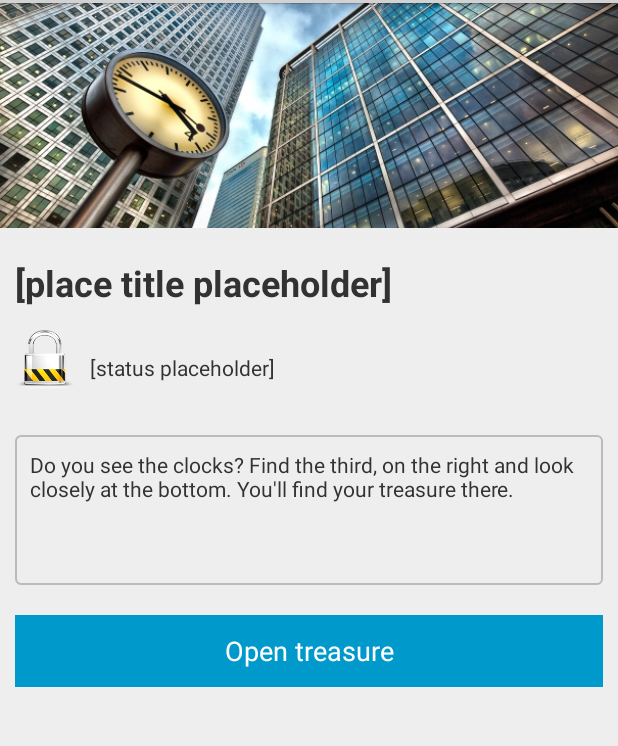
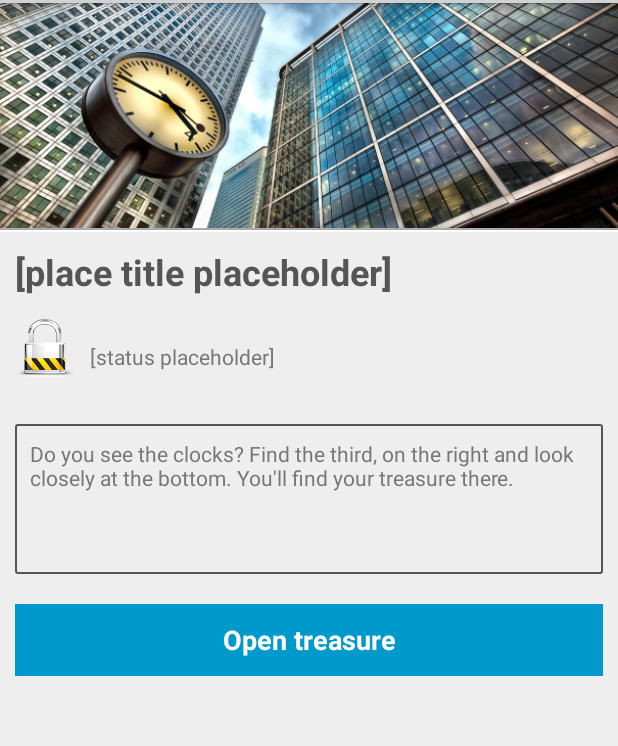
Before and after one commit to MoresbyCoffee/stroll-android, an Android app: the layout details_screen.xml on its own in the app's theme, with its tools: preview values and no code run, on a phone screen of 412 x 824 dp, the part 69-815 px from its top. Run offline under Robolectric (Android 15) with nearby library versions, the light colour scheme and no system bars.

Commit message:
some additional styling on details page

```diff
--- a/stroll/src/main/res/drawable/rounded_description_bg.xml
+++ b/stroll/src/main/res/drawable/rounded_description_bg.xml
@@ -7,8 +7,8 @@
             android:width="1dp"
             android:color="@color/stroll_panel_separator"/>
     <corners
-            android:bottomRightRadius="3dp"
-            android:bottomLeftRadius="3dp"
-            android:topLeftRadius="3dp"
-            android:topRightRadius="3dp"/>
+            android:bottomRightRadius="1dp"
+            android:bottomLeftRadius="1dp"
+            android:topLeftRadius="1dp"
+            android:topRightRadius="1dp"/>
 </shape>
--- a/stroll/src/main/res/layout/details_screen.xml
+++ b/stroll/src/main/res/layout/details_screen.xml
@@ -8,11 +8,20 @@
     <ImageView
             android:layout_width="match_parent"
             android:layout_height="150dp"
-            android:layout_marginBottom="10dp"
             android:id="@+id/detailed_photo"
             android:src="@drawable/canary2"
             android:scaleType="centerCrop"
             android:layout_gravity="left|center_vertical"/>
+
+    <View
+            android:layout_width="match_parent"
+            android:layout_height="1dp"
+            android:background="#AAAAAA"/>
+
+    <View
+            android:layout_width="match_parent"
+            android:layout_height="1dp"
+            android:background="#FFFFFF"/>
 
     <LinearLayout
             android:layout_width="match_parent"
@@ -31,6 +40,7 @@
                 android:typeface="sans"
                 android:textSize="24sp"
                 android:textStyle="bold"
+                android:textColor="@color/title_text_color"
                 android:layout_marginBottom="15dp"/>
 
         <LinearLayout
@@ -38,6 +48,7 @@
                 android:layout_height="wrap_content"
                 android:layout_marginBottom="20dp"
                 android:orientation="horizontal">
+
             <ImageView
                     android:layout_width="40dp"
                     android:layout_height="40dp"
@@ -51,6 +62,7 @@
                     android:layout_height="wrap_content"
                     android:layout_gravity="center"
                     android:text="[status placeholder]"
+                    android:textColor="@color/normal_text_color"
                     android:layout_marginLeft="10dp"
                     android:id="@+id/status"/>
         </LinearLayout>
@@ -59,6 +71,7 @@
                 android:layout_width="match_parent"
                 android:layout_height="100dp"
                 android:text="Do you see the clocks? Find the third, on the right and look closely at the bottom. You'll find your treasure there."
+                android:textColor="@color/normal_text_color"
                 android:id="@+id/description_edit_text"
                 android:background="@drawable/rounded_description_bg"
                 android:padding="10dp"
@@ -70,6 +83,7 @@
                 android:layout_width="match_parent"
                 android:layout_height="wrap_content"
                 android:text="Open treasure"
+                android:textStyle="bold"
                 android:background="@color/stroll_blue"
                 android:textColor="@android:color/white"
                 />
--- a/stroll/src/main/res/values/colors.xml
+++ b/stroll/src/main/res/values/colors.xml
@@ -2,6 +2,8 @@
 <resources>
     <color name="stroll_blue">#ff0099cc</color>
     <color name="stroll_panel_bg">#eeeeee</color>
-    <color name="stroll_panel_separator">#bbbbbb</color>
+    <color name="stroll_panel_separator">#555555</color>
+    <color name="title_text_color">#555555</color>
+    <color name="normal_text_color">#777777</color>
 
 </resources>
```
